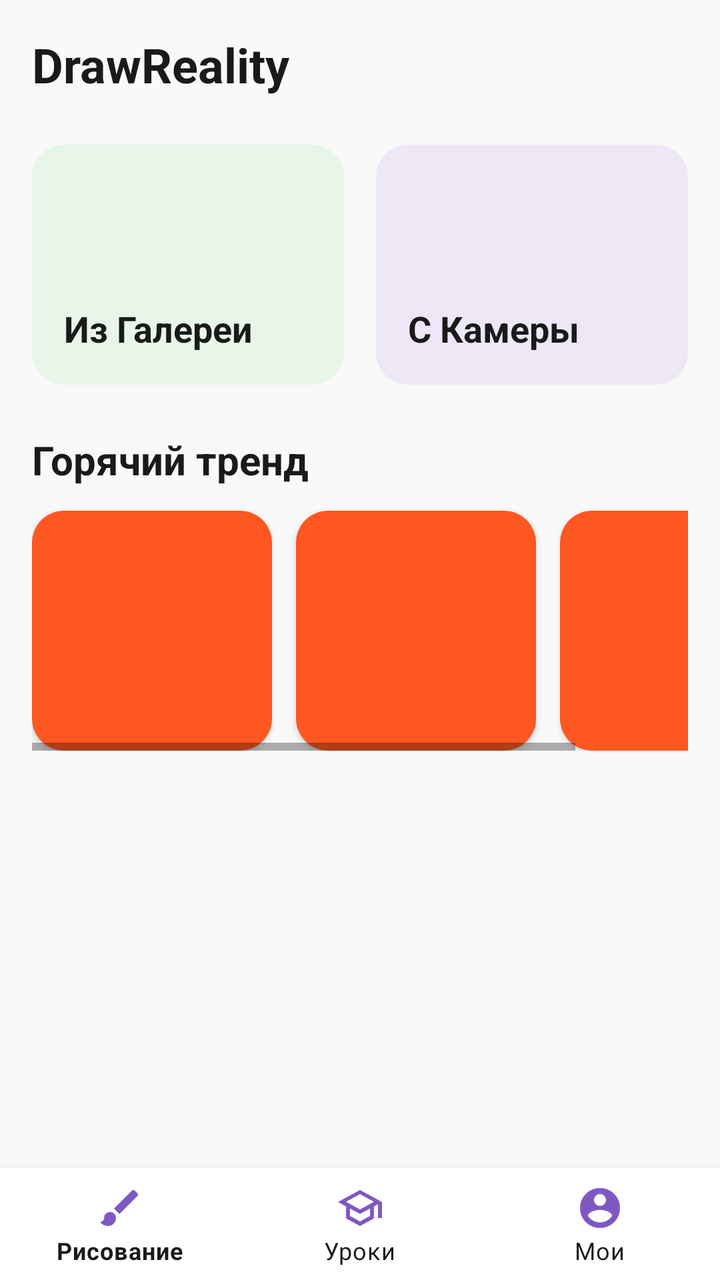
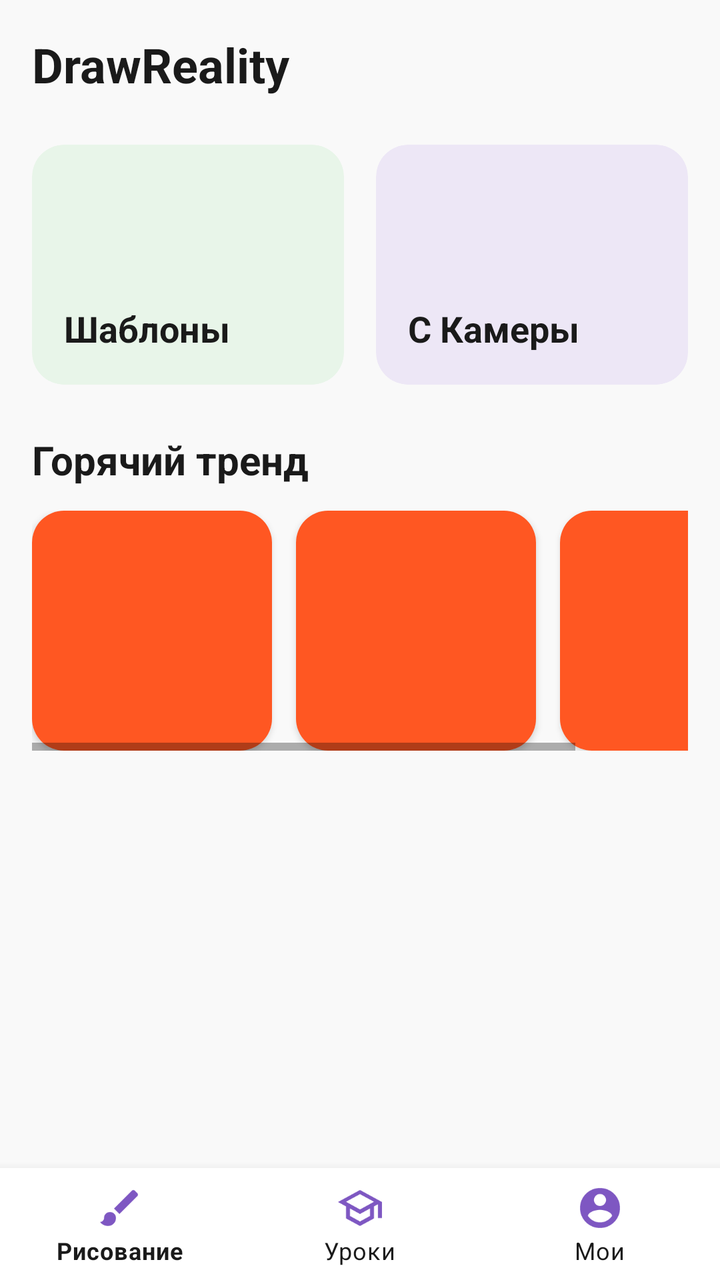

Screens rendered from an Android XML layout before and after an edit, with the pre-edit source and the edit as a unified diff.
<!-- AndroidManifest.xml: application theme Theme.DrawReality -->
<!-- res/layout/activity_main.xml -->
<?xml version="1.0" encoding="utf-8"?>
<androidx.constraintlayout.widget.ConstraintLayout 
    xmlns:android="http://schemas.android.com/apk/res/android"
    xmlns:app="http://schemas.android.com/apk/res-auto"
    android:layout_width="match_parent"
    android:layout_height="match_parent"
    android:background="@color/bg_color">

    <ScrollView
        android:layout_width="0dp"
        android:layout_height="0dp"
        app:layout_constraintTop_toTopOf="parent"
        app:layout_constraintBottom_toTopOf="@+id/bottomNav"
        app:layout_constraintStart_toStartOf="parent"
        app:layout_constraintEnd_toEndOf="parent">

        <LinearLayout
            android:layout_width="match_parent"
            android:layout_height="wrap_content"
            android:orientation="vertical"
            android:padding="16dp">

            <TextView
                android:layout_width="wrap_content"
                android:layout_height="wrap_content"
                android:text="DrawReality"
                android:textSize="24sp"
                android:textStyle="bold"
                android:textColor="@color/text_black"
                android:layout_marginBottom="24dp"/>

            <LinearLayout
                android:layout_width="match_parent"
                android:layout_height="120dp"
                android:orientation="horizontal"
                android:layout_marginBottom="24dp">
                
                
                <androidx.cardview.widget.CardView
                    android:id="@+id/galleryCard"
                    android:layout_width="0dp"
                    android:layout_height="match_parent"
                    android:layout_weight="1"
                    android:layout_marginEnd="8dp"
                    app:cardCornerRadius="16dp"
                    app:cardBackgroundColor="@color/card_green"
                    app:cardElevation="0dp">
                    <LinearLayout
                        android:layout_width="match_parent"
                        android:layout_height="match_parent"
                        android:orientation="vertical"
                        android:padding="16dp"
                        android:gravity="bottom">
                        <TextView
                            android:layout_width="wrap_content"
                            android:layout_height="wrap_content"
                            android:text="Из Галереи"
                            android:textSize="18sp"
                            android:textStyle="bold"
                            android:textColor="@color/text_black"/>
                    </LinearLayout>
                </androidx.cardview.widget.CardView>

                
                <androidx.cardview.widget.CardView
                    android:id="@+id/cameraCard"
                    android:layout_width="0dp"
                    android:layout_height="match_parent"
                    android:layout_weight="1"
                    android:layout_marginStart="8dp"
                    app:cardCornerRadius="16dp"
                    app:cardBackgroundColor="@color/card_purple"
                    app:cardElevation="0dp">
                    <LinearLayout
                        android:layout_width="match_parent"
                        android:layout_height="match_parent"
                        android:orientation="vertical"
                        android:padding="16dp"
                        android:gravity="bottom">
                        <TextView
                            android:layout_width="wrap_content"
                            android:layout_height="wrap_content"
                            android:text="С Камеры"
                            android:textSize="18sp"
                            android:textStyle="bold"
                            android:textColor="@color/text_black"/>
                    </LinearLayout>
                </androidx.cardview.widget.CardView>
            </LinearLayout>

            <TextView
                android:layout_width="wrap_content"
                android:layout_height="wrap_content"
                android:text="Горячий тренд"
                android:textSize="20sp"
                android:textStyle="bold"
                android:textColor="@color/text_black"
                android:layout_marginBottom="12dp"/>
            
            <HorizontalScrollView
                android:layout_width="match_parent"
                android:layout_height="wrap_content"
                android:layout_marginBottom="24dp">
                <LinearLayout
                    android:layout_width="wrap_content"
                    android:layout_height="wrap_content"
                    android:orientation="horizontal">
                    <include layout="@layout/item_template_card"/>
                    <include layout="@layout/item_template_card"/>
                    <include layout="@layout/item_template_card"/>
                </LinearLayout>
            </HorizontalScrollView>

        </LinearLayout>
    </ScrollView>

    <com.google.android.material.bottomnavigation.BottomNavigationView
        android:id="@+id/bottomNav"
        android:layout_width="0dp"
        android:layout_height="wrap_content"
        android:background="#FFFFFF"
        app:menu="@menu/bottom_nav_menu"
        app:itemIconTint="@color/accent_purple"
        app:itemTextColor="@color/text_black"
        app:layout_constraintBottom_toBottomOf="parent"
        app:layout_constraintStart_toStartOf="parent"
        app:layout_constraintEnd_toEndOf="parent"/>

</androidx.constraintlayout.widget.ConstraintLayout>
<!-- res/layout/item_template_card.xml (included above) -->
<?xml version="1.0" encoding="utf-8"?>
<androidx.cardview.widget.CardView 
    xmlns:android="http://schemas.android.com/apk/res/android"
    xmlns:app="http://schemas.android.com/apk/res-auto"
    android:layout_width="120dp"
    android:layout_height="120dp"
    android:layout_marginEnd="12dp"
    app:cardCornerRadius="16dp"
    app:cardBackgroundColor="#FFFFFF"
    app:cardElevation="2dp">
    <ImageView
        android:layout_width="match_parent"
        android:layout_height="match_parent"
        android:scaleType="centerCrop"
        android:src="@drawable/ic_launcher_foreground"/>
</androidx.cardview.widget.CardView>
<!-- resources referenced by this layout -->
<resources>
  <color name="accent_purple">#7E57C2</color>
  <color name="bg_color">#F9F9F9</color>
  <color name="card_green">#E8F5E9</color>
  <color name="card_purple">#EDE7F6</color>
  <color name="text_black">#1A1A1A</color>
  <!-- drawable ic_launcher_foreground (drawable) -->
  <vector xmlns:android="http://schemas.android.com/apk/res/android"
      android:width="108dp"
      android:height="108dp"
      android:viewportWidth="108"
      android:viewportHeight="108">
      <path
          android:fillColor="#FF5722"
          android:pathData="M0,0h108v108h-108z" />
  </vector>
  <style name="Theme.DrawReality" parent="Theme.MaterialComponents.DayNight.NoActionBar">
          <item name="colorPrimary">#FF5722</item>
          <item name="colorPrimaryVariant">#E64A19</item>
          <item name="colorOnPrimary">#FFFFFF</item>
          <item name="android:statusBarColor">#000000</item>
          <item name="android:navigationBarColor">#000000</item>
      </style>
</resources>

<!-- the commit's change to res/layout/activity_main.xml (unified diff, before → after) -->
@@ -54,7 +54,7 @@
                         <TextView
                             android:layout_width="wrap_content"
                             android:layout_height="wrap_content"
-                            android:text="Из Галереи"
+                            android:text="Шаблоны"
                             android:textSize="18sp"
                             android:textStyle="bold"
                             android:textColor="@color/text_black"/>
